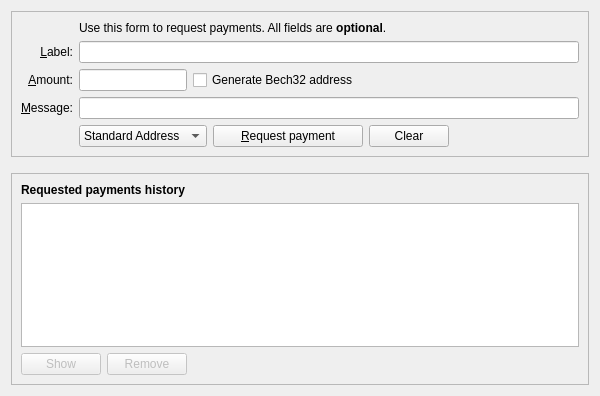
Qt form src/qt/forms/receivecoinsdialog.ui (koifinance/NixCore) before a commit.
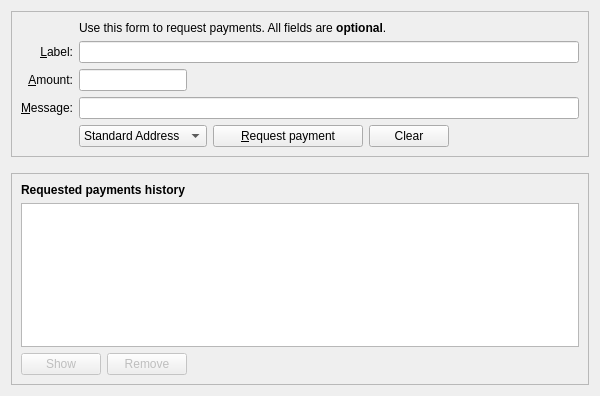
The same form after that commit. Icons and pictures are not drawn. Custom widgets are drawn as their Qt base class.

Diff of the .ui file:
```diff
--- a/src/qt/forms/receivecoinsdialog.ui
+++ b/src/qt/forms/receivecoinsdialog.ui
@@ -208,31 +208,6 @@
             </property>
            </widget>
           </item>
-          <item>
-           <widget class="QCheckBox" name="useBech32">
-            <property name="sizePolicy">
-             <sizepolicy hsizetype="Fixed" vsizetype="Fixed">
-              <horstretch>0</horstretch>
-              <verstretch>0</verstretch>
-             </sizepolicy>
-            </property>
-            <property name="maximumSize">
-             <size>
-              <width>1000</width>
-              <height>16777215</height>
-             </size>
-            </property>
-            <property name="focusPolicy">
-             <enum>Qt::StrongFocus</enum>
-            </property>
-            <property name="toolTip">
-             <string>Bech32 addresses (BIP-173) are cheaper to spend from and offer better protection against typos. When unchecked a P2SH wrapped SegWit address will be created, compatible with older wallets.</string>
-            </property>
-            <property name="text">
-             <string>Generate Bech32 address</string>
-            </property>
-           </widget>
-          </item>
           <item>
            <spacer name="horizontalSpacer_3">
             <property name="orientation">
```
Left out of the diff: 1 changed line with no effect on the pictures.
